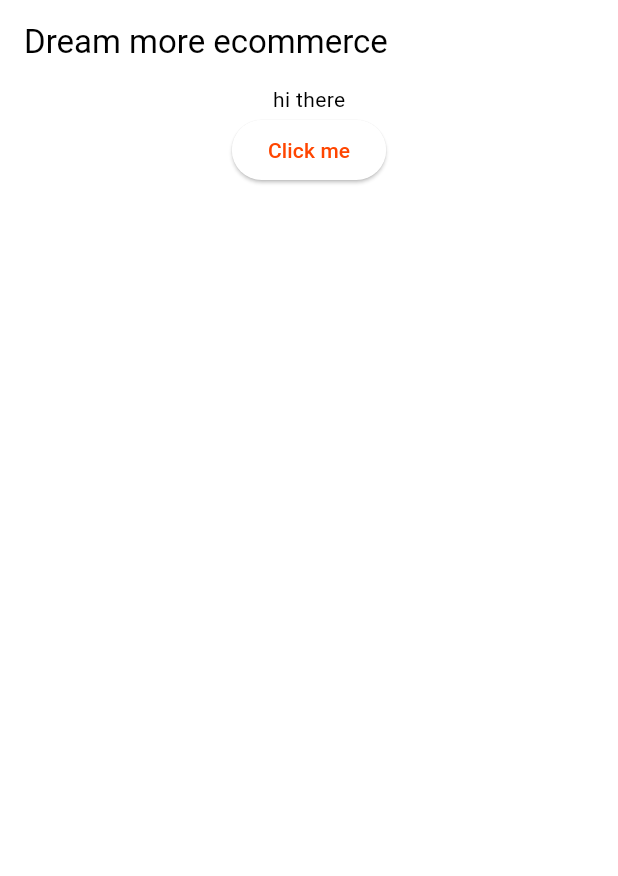
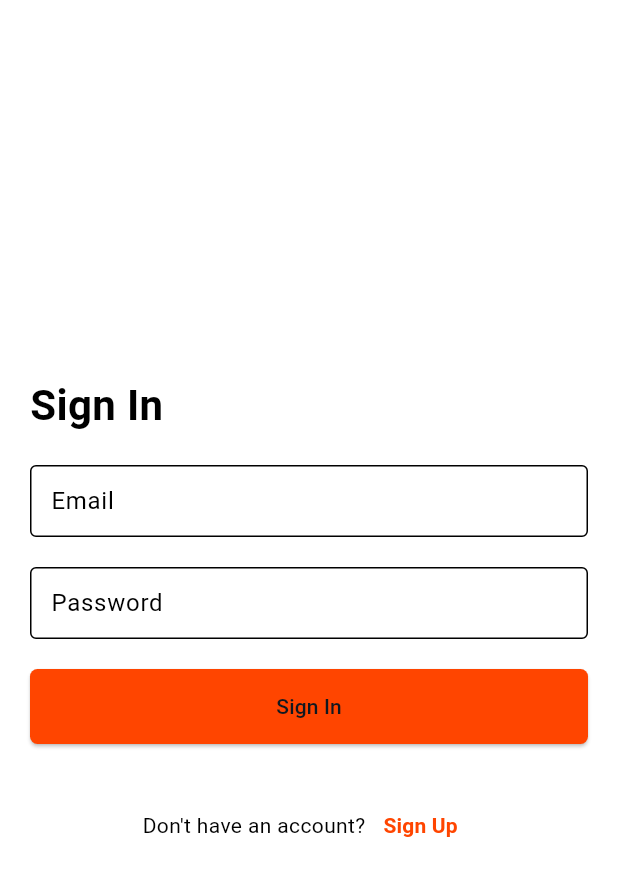
Before and after one commit to Temsegn/Dream-More-Ecommerce, a Flutter app: the screen it shows after launch, after a tap on "Click me", on a phone screen of 412 x 824 dp. Shown: the top 876 px of the screen. Run offline on Flutter 3.47's test engine with Material 3 defaults, Android fonts, the phone set to English and light mode, and no system bars.

```diff
--- /dev/null
+++ b/lib/common/widgets/custom_button.dart
@@ -0,0 +1,25 @@
+import 'package:ecommerce/constants/global_variable.dart';
+import 'package:flutter/material.dart';
+
+class CustomButton extends StatelessWidget {
+  final String text;
+  final VoidCallback onTap;
+  const CustomButton({super.key, required this.text, required this.onTap});
+
+  @override
+  Widget build(BuildContext context) {
+    return ElevatedButton(
+      style: ElevatedButton.styleFrom(
+        backgroundColor: GlobalVariable.orangeRed,
+        shape: RoundedRectangleBorder(borderRadius: BorderRadius.circular(5)),
+        minimumSize: const Size(double.infinity, 50),
+        padding: EdgeInsets.all(10)
+      ),
+
+      onPressed: onTap,
+      child: Text(text,style: TextStyle(
+        color: GlobalVariable.blueBlack
+      ),),
+    );
+  }
+}
--- a/lib/main.dart
+++ b/lib/main.dart
@@ -1,4 +1,6 @@
 import 'package:ecommerce/constants/global_variable.dart';
+import 'package:ecommerce/routes.dart';
+import 'package:ecommerce/views/screens/auth_screen.dart';
 import 'package:flutter/material.dart';
 
 void main() {
@@ -17,17 +19,26 @@ class MyApp extends StatelessWidget {
         scaffoldBackgroundColor: GlobalVariable.backgroundWhite,
         colorScheme: ColorScheme.light(primary: GlobalVariable.orangeRed),
         appBarTheme: AppBarTheme(
+          backgroundColor: GlobalVariable.orangeRed,
           elevation: 0,
           iconTheme: IconThemeData(color: GlobalVariable.orangeRed),
         ),
       ),
+      onGenerateRoute: (settings) =>AppRoutes.generateRoutes(settings),
       home: Scaffold(
         appBar: AppBar(title: Text("Dream more ecommerce")),
         body: Column(
           children: [
             Center(child: Text("hi there")),
-            Center(
-              child: ElevatedButton(onPressed: () {}, child: Text("Click me")),
+            Builder(
+              builder: (context) {
+                return Center(
+                  child: ElevatedButton(onPressed: () {
+                   Navigator.pushNamed(context, AuthScreen.routes);
+
+                  }, child: Text("Click me")),
+                );
+              }
             ),
           ],
         ),
--- /dev/null
+++ b/lib/routes.dart
@@ -0,0 +1,22 @@
+import 'package:ecommerce/views/screens/auth_screen.dart';
+import 'package:ecommerce/views/screens/sigin_screen.dart';
+import 'package:ecommerce/views/screens/signup_screen.dart';
+import 'package:flutter/material.dart';
+
+class AppRoutes {
+
+  static Route<dynamic> generateRoutes(RouteSettings setting){
+    switch(setting.name){
+       case AuthScreen.routes:
+       return MaterialPageRoute(builder: (_)=>SignInScreen());
+       case SignUpScreen.routeName:
+       return MaterialPageRoute(builder: (_)=>SignInScreen());
+      case SignInScreen.signUpRoute:
+       return MaterialPageRoute(builder: (_)=>SignUpScreen());
+
+        default:
+       return MaterialPageRoute(builder: (_)=>Scaffold(body:Center(child: Text("Page Error")),));
+    }
+
+   }
+}
--- /dev/null
+++ b/lib/views/screens/sigin_screen.dart
@@ -0,0 +1,113 @@
+import 'package:ecommerce/common/widgets/custom_button.dart';
+import 'package:flutter/material.dart';
+
+class SignInScreen extends StatefulWidget {
+  const SignInScreen({super.key});
+  static const signUpRoute = '/signup-screen';
+
+  @override
+  State<SignInScreen> createState() => _SignInScreenState();
+}
+
+class _SignInScreenState extends State<SignInScreen> {
+  final _signInKey = GlobalKey<FormState>();
+  final _emailController = TextEditingController();
+  final _passwordController = TextEditingController();
+
+  @override
+  Widget build(BuildContext context) {
+    return Scaffold(
+      body: Padding(
+        padding: const EdgeInsets.all(20),
+        child: Center(
+          child: Column(
+            mainAxisAlignment: MainAxisAlignment.center,
+            crossAxisAlignment: CrossAxisAlignment.start,
+            children: [
+              // Title
+              Text(
+                "Sign In",
+                style: TextStyle(fontSize: 28, fontWeight: FontWeight.bold),
+              ),
+              const SizedBox(height: 20),
+
+              // Sign-In Form
+              Form(
+                key: _signInKey,
+                child: Column(
+                  children: [
+                    // Email Field
+                    TextFormField(
+                      controller: _emailController,
+                      decoration: const InputDecoration(
+                        hintText: 'Email',
+                        border: OutlineInputBorder(),
+                        contentPadding: EdgeInsets.all(10),
+                      ),
+                      validator: (value) {
+                        if (value == null || value.isEmpty) {
+                          return 'Please enter your Email';
+                        }
+                        return null;
+                      },
+                    ),
+                    const SizedBox(height: 20),
+
+                    // Password Field
+                    TextFormField(
+                      controller: _passwordController,
+                      obscureText: true,
+                      decoration: const InputDecoration(
+                        hintText: 'Password',
+                        border: OutlineInputBorder(),
+                        contentPadding: EdgeInsets.all(10),
+                      ),
+                      validator: (value) {
+                        if (value == null || value.isEmpty) {
+                          return 'Please enter your Password';
+                        }
+                        return null;
+                      },
+                    ),
+                    const SizedBox(height: 20),
+
+                    // Sign In Button
+                    CustomButton(
+                      text: "Sign In",
+                      onTap: () {
+                        if (_signInKey.currentState!.validate()) {
+                          print("Sign In successful");
+                        }
+                      },
+                    ),
+                    const SizedBox(height: 30),
+
+                    // Sign Up Option
+                    Row(
+                      mainAxisAlignment: MainAxisAlignment.center,
+                      children: [
+                        const Text("Don't have an account?"),
+                        TextButton(
+                          onPressed: () {
+                            Navigator.pushNamed(
+                              context,
+                              SignInScreen.signUpRoute,
+                            );
+                          },
+                          child: const Text(
+                            "Sign Up",
+                            style: TextStyle(fontWeight: FontWeight.bold),
+                          ),
+                        ),
+                      ],
+                    ),
+                  ],
+                ),
+              ),
+            ],
+          ),
+        ),
+      ),
+    );
+  }
+}
```
Also changed, not shown: lib/views/screens/auth_screen.dart (added, +124 -0 lines), lib/views/screens/signup_screen.dart (added, +171 -0 lines), 1 other file.
